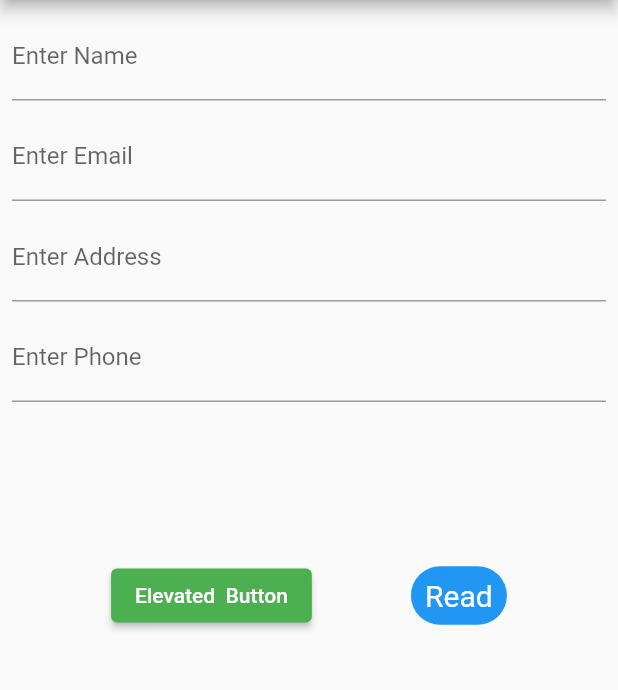
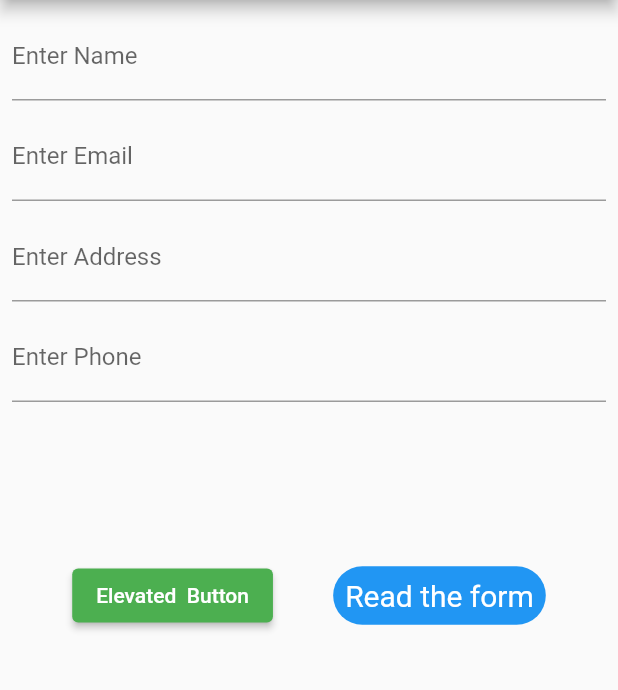
Before and after one commit to iHamza7/FirebaseFirestore, a Flutter app: the screen it shows after launch, on a phone screen of 412 x 824 dp, the part 84-774 px from its top. Run offline on Flutter 3.47's test engine with Material 2 defaults, Android fonts, the phone set to English and light mode, and no system bars; our stand-ins replace cloud_firestore, firebase_core; accounts and stored records are empty.

Commit message:
lib changed

```diff
--- a/lib/homepage.dart
+++ b/lib/homepage.dart
@@ -134,7 +134,7 @@ class _HomePageState extends State<HomePage> {
                         backgroundColor: Colors.blue,
                       ),
                       onPressed: () {},
-                      child: const Text("Read"),
+                      child: const Text("Read the form"),
                     ),
                   ],
                 ),
```
